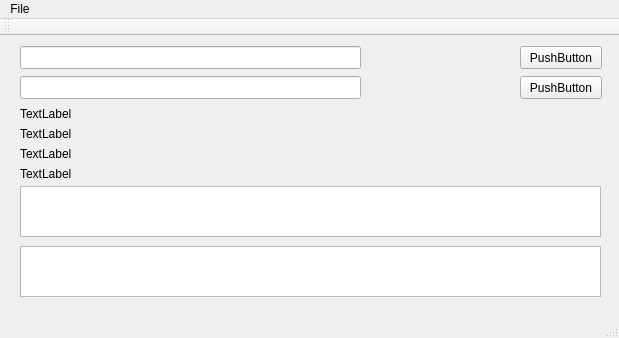
First picture: the form in miniSProg/mainwindow.ui, repository fduraibi/miniSProg, before the edit.
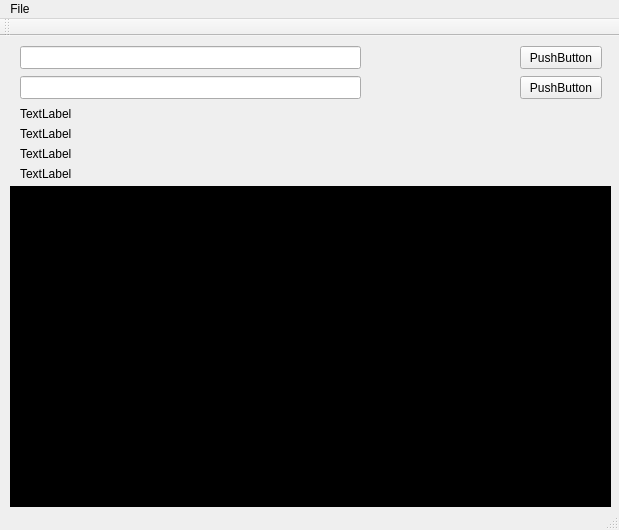
Second picture: the form after the edit.

The edit to the form file:
```diff
--- a/miniSProg/mainwindow.ui
+++ b/miniSProg/mainwindow.ui
@@ -7,7 +7,7 @@
     <x>0</x>
     <y>0</y>
     <width>619</width>
-    <height>338</height>
+    <height>530</height>
    </rect>
   </property>
   <property name="windowTitle">
@@ -112,24 +112,23 @@
      <string>TextLabel</string>
     </property>
    </widget>
-   <widget class="QPlainTextEdit" name="plainTextEdit">
+   <widget class="QTextEdit" name="textEdit">
     <property name="geometry">
      <rect>
-      <x>20</x>
+      <x>10</x>
       <y>150</y>
-      <width>581</width>
-      <height>51</height>
+      <width>601</width>
+      <height>321</height>
      </rect>
     </property>
-   </widget>
-   <widget class="QPlainTextEdit" name="plainTextEdit_2">
-    <property name="geometry">
-     <rect>
-      <x>20</x>
-      <y>210</y>
-      <width>581</width>
-      <height>51</height>
-     </rect>
+    <property name="autoFillBackground">
+     <bool>false</bool>
+    </property>
+    <property name="styleSheet">
+     <string notr="true">background-color: rgb(0, 0, 0);</string>
+    </property>
+    <property name="readOnly">
+     <bool>true</bool>
     </property>
    </widget>
   </widget>
```
Left out of the diff: 2 changed lines with no effect on the pictures.
